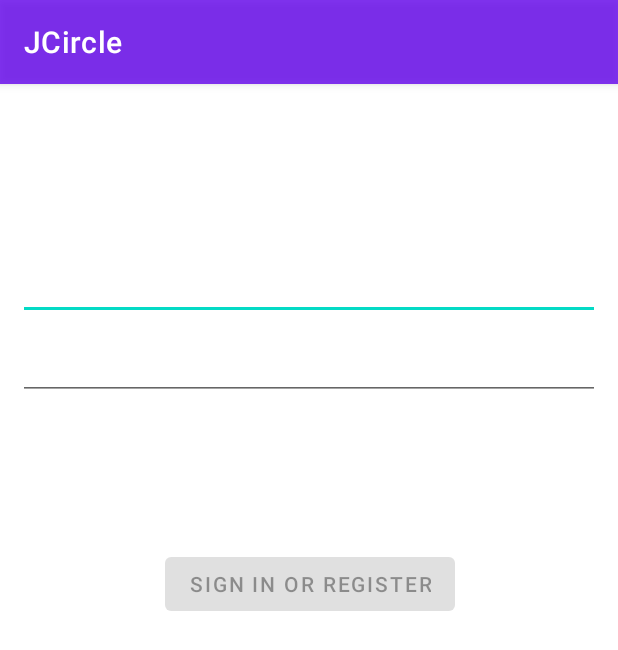
After one commit to TiaTheFairy/JCircle, an Android app: the LoginActivity screen opened directly, with no data from a screen before it, on a phone screen of 412 x 824 dp. The commit adds this screen. Shown: the top 650 px of the screen. Run offline under Robolectric (Android 15) with nearby library versions, the phone set to English and light mode, and no system bars.

Commit message:
新增加登录的功能：在菜单中添加Login选项。并且添加了Login activity

```diff
--- a/JCircle/app/src/main/AndroidManifest.xml
+++ b/JCircle/app/src/main/AndroidManifest.xml
@@ -27,6 +27,7 @@
                 <category android:name="android.intent.category.LAUNCHER" />
             </intent-filter>
         </activity>
+        <activity android:name=".ui.login.LoginActivity" />
     </application>
 
 </manifest>
--- a/JCircle/app/src/main/java/com/jnu/jcircle/MainActivity.java
+++ b/JCircle/app/src/main/java/com/jnu/jcircle/MainActivity.java
@@ -18,6 +18,7 @@
 import androidx.navigation.ui.NavigationUI;
 
 import com.jnu.jcircle.databinding.ActivityMainBinding;
+import com.jnu.jcircle.ui.login.LoginActivity;
 import com.jnu.jcircle.ui.user.Edit_id;
 
 public class MainActivity extends AppCompatActivity {
@@ -64,6 +65,11 @@
                 return true;
             case R.id.action_log_out:   //响应点击右上角菜单第二个按钮直接退出程序
                 android.os.Process.killProcess(android.os.Process.myPid());
+            case R.id.action_log_in:
+                Intent intent2=new Intent();
+                intent2.setClass(MainActivity.this.getBaseContext(), LoginActivity.class);
+                startActivity(intent2);
+                return true;
         }
         return super.onOptionsItemSelected(item);
     }
--- /dev/null
+++ b/JCircle/app/src/main/java/com/jnu/jcircle/ui/login/LoginActivity.java
@@ -0,0 +1,131 @@
+package com.jnu.jcircle.ui.login;
+
+import android.app.Activity;
+import android.os.Bundle;
+import android.text.Editable;
+import android.text.TextWatcher;
+import android.view.KeyEvent;
+import android.view.View;
+import android.view.inputmethod.EditorInfo;
+import android.widget.Button;
+import android.widget.EditText;
+import android.widget.ProgressBar;
+import android.widget.TextView;
+import android.widget.Toast;
+
+import androidx.annotation.Nullable;
+import androidx.annotation.StringRes;
+import androidx.appcompat.app.AppCompatActivity;
+import androidx.lifecycle.Observer;
+import androidx.lifecycle.ViewModelProvider;
+
+import com.jnu.jcircle.R;
+import com.jnu.jcircle.databinding.ActivityLoginBinding;
+
+public class LoginActivity extends AppCompatActivity {
+
+    private LoginViewModel loginViewModel;
+    private ActivityLoginBinding binding;
+
+    @Override
+    public void onCreate(Bundle savedInstanceState) {
+        super.onCreate(savedInstanceState);
+
+        binding = ActivityLoginBinding.inflate(getLayoutInflater());
+        setContentView(binding.getRoot());
+
+        loginViewModel = new ViewModelProvider(this, new LoginViewModelFactory())
+                .get(LoginViewModel.class);
+
+        final EditText usernameEditText = binding.username;
+        final EditText passwordEditText = binding.password;
+        final Button loginButton = binding.login;
+        final ProgressBar loadingProgressBar = binding.loading;
+
+        loginViewModel.getLoginFormState().observe(this, new Observer<LoginFormState>() {
+            @Override
+            public void onChanged(@Nullable LoginFormState loginFormState) {
+                if (loginFormState == null) {
+                    return;
+                }
+                loginButton.setEnabled(loginFormState.isDataValid());
+                if (loginFormState.getUsernameError() != null) {
+                    usernameEditText.setError(getString(loginFormState.getUsernameError()));
+                }
+                if (loginFormState.getPasswordError() != null) {
+                    passwordEditText.setError(getString(loginFormState.getPasswordError()));
+                }
+            }
+        });
+
+        loginViewModel.getLoginResult().observe(this, new Observer<LoginResult>() {
+            @Override
+            public void onChanged(@Nullable LoginResult loginResult) {
+                if (loginResult == null) {
+                    return;
+                }
+                loadingProgressBar.setVisibility(View.GONE);
+                if (loginResult.getError() != null) {
+                    showLoginFailed(loginResult.getError());
+                }
+                if (loginResult.getSuccess() != null) {
+                    updateUiWithUser(loginResult.getSuccess());
+                }
+                setResult(Activity.RESULT_OK);
+
+                //Complete and destroy login activity once successful
+                finish();
+            }
+        });
+
+        TextWatcher afterTextChangedListener = new TextWatcher() {
+            @Override
+            public void beforeTextChanged(CharSequence s, int start, int count, int after) {
+                // ignore
+            }
+
+            @Override
+            public void onTextChanged(CharSequence s, int start, int before, int count) {
+                // ignore
+            }
+
+            @Override
+            public void afterTextChanged(Editable s) {
+                loginViewModel.loginDataChanged(usernameEditText.getText().toString(),
+                        passwordEditText.getText().toString());
+            }
+        };
+        usernameEditText.addTextChangedListener(afterTextChangedListener);
+        passwordEditText.addTextChangedListener(afterTextChangedListener);
+        passwordEditText.setOnEditorActionListener(new TextView.OnEditorActionListener() {
+
+            @Override
+            public boolean onEditorAction(TextView v, int actionId, KeyEvent event) {
+                if (actionId == EditorInfo.IME_ACTION_DONE) {
+                    loginViewModel.login(usernameEditText.getText().toString(),
+                            passwordEditText.getText().toString());
+                }
+                return false;
+            }
+        });
+
+        loginButton.setOnClickListener(new View.OnClickListener() {
+            @Override
+            public void onClick(View v) {
+                loadingProgressBar.setVisibility(View.VISIBLE);
+                loginViewModel.login(usernameEditText.getText().toString(),
+                        passwordEditText.getText().toString());
+            }
+        });
+    }
+
+    private void updateUiWithUser(LoggedInUserView model) {
+        String welcome = getString(R.string.welcome) + model.getDisplayName();
+        // TODO : initiate successful logged in experience
+        Toast.makeText(getApplicationContext(), welcome, Toast.LENGTH_LONG).show();
+    }
+
+    private void showLoginFailed(@StringRes Integer errorString) {
+        Toast.makeText(getApplicationContext(), errorString, Toast.LENGTH_SHORT).show();
+    }
+}
--- /dev/null
+++ b/JCircle/app/src/main/java/com/jnu/jcircle/ui/login/LoginViewModel.java
@@ -0,0 +1,70 @@
+package com.jnu.jcircle.ui.login;
+
+import android.util.Patterns;
+
+import androidx.lifecycle.LiveData;
+import androidx.lifecycle.MutableLiveData;
+import androidx.lifecycle.ViewModel;
+
+import com.jnu.jcircle.R;
+import com.jnu.jcircle.data.LoginRepository;
+import com.jnu.jcircle.data.Result;
+import com.jnu.jcircle.data.model.LoggedInUser;
+
+public class LoginViewModel extends ViewModel {
+
+    private MutableLiveData<LoginFormState> loginFormState = new MutableLiveData<>();
+    private MutableLiveData<LoginResult> loginResult = new MutableLiveData<>();
+    private LoginRepository loginRepository;
+
+    LoginViewModel(LoginRepository loginRepository) {
+        this.loginRepository = loginRepository;
+    }
+
+    LiveData<LoginFormState> getLoginFormState() {
+        return loginFormState;
+    }
+
+    LiveData<LoginResult> getLoginResult() {
+        return loginResult;
+    }
+
+    public void login(String username, String password) {
+        // can be launched in a separate asynchronous job
+        Result<LoggedInUser> result = loginRepository.login(username, password);
+
+        if (result instanceof Result.Success) {
+            LoggedInUser data = ((Result.Success<LoggedInUser>) result).getData();
+            loginResult.setValue(new LoginResult(new LoggedInUserView(data.getDisplayName())));
+        } else {
+            loginResult.setValue(new LoginResult(R.string.login_failed));
+        }
+    }
+
+    public void loginDataChanged(String username, String password) {
+        if (!isUserNameValid(username)) {
+            loginFormState.setValue(new LoginFormState(R.string.invalid_username, null));
+        } else if (!isPasswordValid(password)) {
+            loginFormState.setValue(new LoginFormState(null, R.string.invalid_password));
+        } else {
+            loginFormState.setValue(new LoginFormState(true));
+        }
+    }
+
+    // A placeholder username validation check
+    private boolean isUserNameValid(String username) {
+        if (username == null) {
+            return false;
+        }
+        if (username.contains("@")) {
+            return Patterns.EMAIL_ADDRESS.matcher(username).matches();
+        } else {
+            return !username.trim().isEmpty();
+        }
+    }
+
+    // A placeholder password validation check
+    private boolean isPasswordValid(String password) {
+        return password != null && password.trim().length() > 5;
+    }
+}
--- /dev/null
+++ b/JCircle/app/src/main/java/com/jnu/jcircle/ui/login/LoginViewModelFactory.java
@@ -0,0 +1,26 @@
+package com.jnu.jcircle.ui.login;
+
+import androidx.annotation.NonNull;
+import androidx.lifecycle.ViewModel;
+import androidx.lifecycle.ViewModelProvider;
+
+import com.jnu.jcircle.data.LoginDataSource;
+import com.jnu.jcircle.data.LoginRepository;
+
+/**
+ * ViewModel provider factory to instantiate LoginViewModel.
+ * Required given LoginViewModel has a non-empty constructor
+ */
+public class LoginViewModelFactory implements ViewModelProvider.Factory {
+
+    @NonNull
+    @Override
+    @SuppressWarnings("unchecked")
+    public <T extends ViewModel> T create(@NonNull Class<T> modelClass) {
+        if (modelClass.isAssignableFrom(LoginViewModel.class)) {
+            return (T) new LoginViewModel(LoginRepository.getInstance(new LoginDataSource()));
+        } else {
+            throw new IllegalArgumentException("Unknown ViewModel class");
+        }
+    }
+}
--- /dev/null
+++ b/JCircle/app/src/main/res/layout/activity_login.xml
@@ -0,0 +1,77 @@
+<?xml version="1.0" encoding="utf-8"?>
+<androidx.constraintlayout.widget.ConstraintLayout xmlns:android="http://schemas.android.com/apk/res/android"
+    xmlns:app="http://schemas.android.com/apk/res-auto"
+    xmlns:tools="http://schemas.android.com/tools"
+    android:id="@+id/container"
+    android:layout_width="match_parent"
+    android:layout_height="match_parent"
+    android:paddingLeft="@dimen/activity_horizontal_margin"
+    android:paddingTop="@dimen/activity_vertical_margin"
+    android:paddingRight="@dimen/activity_horizontal_margin"
+    android:paddingBottom="@dimen/activity_vertical_margin"
+    tools:context=".ui.login.LoginActivity">
+
+    <androidx.constraintlayout.widget.ConstraintLayout
+        android:layout_width="840dp"
+        android:layout_height="match_parent"
+        app:layout_constraintEnd_toEndOf="parent"
+        app:layout_constraintStart_toStartOf="parent">
+
+        <EditText
+            android:id="@+id/username"
+            android:layout_width="0dp"
+            android:layout_height="wrap_content"
+            android:layout_marginTop="96dp"
+            android:hint="@string/prompt_email"
+            android:inputType="textEmailAddress"
+            android:selectAllOnFocus="true"
+            app:layout_constraintEnd_toEndOf="parent"
+            app:layout_constraintStart_toStartOf="parent"
+            app:layout_constraintTop_toTopOf="parent" />
+
+        <EditText
+            android:id="@+id/password"
+            android:layout_width="0dp"
+            android:layout_height="wrap_content"
+            android:layout_marginTop="8dp"
+            android:hint="@string/prompt_password"
+            android:textColor="@color/red"
+            android:imeActionLabel="@string/action_sign_in_short"
+            android:imeOptions="actionDone"
+            android:inputType="textPassword"
+            android:selectAllOnFocus="true"
+            app:layout_constraintEnd_toEndOf="parent"
+            app:layout_constraintStart_toStartOf="parent"
+            app:layout_constraintTop_toBottomOf="@+id/username" />
+
+        <Button
+            android:id="@+id/login"
+            android:layout_width="wrap_content"
+            android:layout_height="wrap_content"
+            android:layout_gravity="start"
+            android:layout_marginTop="16dp"
+            android:layout_marginBottom="64dp"
+            android:enabled="false"
+            android:text="@string/action_sign_in"
+            app:layout_constraintBottom_toBottomOf="parent"
+            app:layout_constraintEnd_toEndOf="parent"
+            app:layout_constraintStart_toStartOf="parent"
+            app:layout_constraintTop_toBottomOf="@+id/password"
+            app:layout_constraintVertical_bias="0.2" />
+
+        <ProgressBar
+            android:id="@+id/loading"
+            android:layout_width="wrap_content"
+            android:layout_height="wrap_content"
+            android:layout_gravity="center"
+            android:layout_marginTop="64dp"
+            android:layout_marginBottom="64dp"
+            android:visibility="gone"
+            app:layout_constraintBottom_toBottomOf="parent"
+            app:layout_constraintEnd_toEndOf="@+id/password"
+            app:layout_constraintStart_toStartOf="@+id/password"
+            app:layout_constraintTop_toTopOf="parent"
+            app:layout_constraintVertical_bias="0.3" />
+
+    </androidx.constraintlayout.widget.ConstraintLayout>
+</androidx.constraintlayout.widget.ConstraintLayout>
--- a/JCircle/app/src/main/res/menu/menu_main.xml
+++ b/JCircle/app/src/main/res/menu/menu_main.xml
@@ -13,6 +13,11 @@
         android:title="log out"
         android:orderInCategory="3"
         app:showAsAction="never" />
+    <item
+        android:id="@+id/action_log_in"
+        android:title="log in"
+        android:orderInCategory="2"
+        app:showAsAction="never" />
 
 
 
--- a/JCircle/app/src/main/res/values/strings.xml
+++ b/JCircle/app/src/main/res/values/strings.xml
@@ -39,4 +39,16 @@
     <string name="ticket_claim_yes">Claim</string>
     <string name="ticket_claim_no">Cancel</string>
     <string name="ticket_claim_claim">You claimed this ticket!</string>
+
+    <!-- Strings related to login -->
+    <string name="prompt_email">Email</string>
+    <string name="prompt_password">Password</string>
+    <string name="action_sign_in">Sign in or register</string>
+    <string name="action_sign_in_short">Sign in</string>
+    <string name="welcome">"Welcome !"</string>
+    <string name="invalid_username">Not a valid username</string>
+    <string name="invalid_password">Password must be >5 characters</string>
+    <string name="login_failed">"Login failed"</string>
+    <!-- Strings related to login -->
+
 </resources>
```
Also changed, not shown: JCircle/app/src/main/java/com/jnu/jcircle/data/LoginDataSource.java (added, +29 -0 lines), JCircle/app/src/main/java/com/jnu/jcircle/data/LoginRepository.java (added, +54 -0 lines), JCircle/app/src/main/java/com/jnu/jcircle/data/Result.java (added, +48 -0 lines), JCircle/app/src/main/java/com/jnu/jcircle/data/model/LoggedInUser.java (added, +23 -0 lines), JCircle/app/src/main/java/com/jnu/jcircle/ui/login/LoggedInUserView.java (added, +17 -0 lines), JCircle/app/src/main/java/com/jnu/jcircle/ui/login/LoginFormState.java (added, +40 -0 lines), JCircle/app/src/main/java/com/jnu/jcircle/ui/login/LoginResult.java (added, +31 -0 lines).
